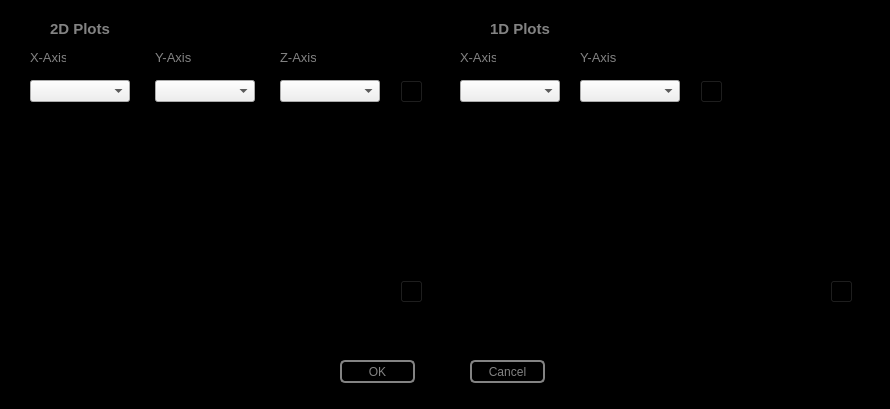
This is plotSetup.ui in PolshynLab/Data-Vault-Plotter as Qt 5 draws it before an edit. The edited form follows.
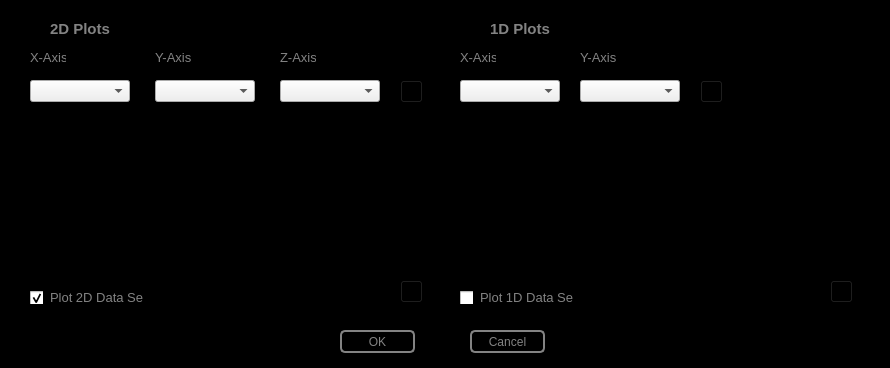
This is the edited form. Icons and pictures are not drawn.

What changed in the file:
```diff
--- a/plotSetup.ui
+++ b/plotSetup.ui
@@ -7,7 +7,7 @@
     <x>0</x>
     <y>0</y>
     <width>890</width>
-    <height>409</height>
+    <height>368</height>
    </rect>
   </property>
   <property name="contextMenuPolicy">
@@ -203,7 +203,7 @@
    <property name="geometry">
     <rect>
      <x>340</x>
-     <y>360</y>
+     <y>330</y>
      <width>75</width>
      <height>23</height>
     </rect>
@@ -227,24 +227,24 @@
     <string>OK</string>
    </property>
   </widget>
-  <widget class="QPushButton" name="cancel">
+  <widget class="QPushButton" name="cancelBtn">
    <property name="geometry">
     <rect>
      <x>470</x>
-     <y>360</y>
+     <y>330</y>
      <width>75</width>
      <height>23</height>
     </rect>
    </property>
    <property name="styleSheet">
-    <string notr="true">QPushButton:pressed#cancel{
+    <string notr="true">QPushButton:pressed#cancelBtn{
 color:black;
 background-color:rgb(131,131,131);
 border: 2px solid rgb(131,131,131);
 border-radius: 5px
 }
 
-QPushButton#cancel{
+QPushButton#cancelBtn{
 color:rgb(131,131,131);
 background-color:black;
 border: 2px solid rgb(131,131,131);
@@ -387,6 +387,73 @@
     <string/>
    </property>
   </widget>
+  <widget class="QCheckBox" name="plt2DSetBox">
+   <property name="geometry">
+    <rect>
+     <x>30</x>
+     <y>291</y>
+     <width>13</width>
+     <height>13</height>
+    </rect>
+   </property>
+   <property name="text">
+    <string/>
+   </property>
+   <property name="iconSize">
+    <size>
+     <width>50</width>
+     <height>50</height>
+    </size>
+   </property>
+   <property name="checked">
+    <bool>true</bool>
+   </property>
+  </widget>
+  <widget class="QCheckBox" name="plt1DSetBox">
+   <property name="geometry">
+    <rect>
+     <x>460</x>
+     <y>291</y>
+     <width>13</width>
+     <height>13</height>
+    </rect>
+   </property>
+   <property name="text">
+    <string/>
+   </property>
+   <property name="iconSize">
+    <size>
+     <width>50</width>
+     <height>50</height>
+    </size>
+   </property>
+  </widget>
+  <widget class="QLabel" name="plt2DSetLbl">
+   <property name="geometry">
+    <rect>
+     <x>50</x>
+     <y>290</y>
+     <width>93</width>
+     <height>16</height>
+    </rect>
+   </property>
+   <property name="text">
+    <string>&lt;html&gt;&lt;head/&gt;&lt;body&gt;&lt;p&gt;&lt;span style=&quot; font-size:10pt; color:#838383;&quot;&gt;Plot 2D Data Set&lt;/span&gt;&lt;/p&gt;&lt;/body&gt;&lt;/html&gt;</string>
+   </property>
+  </widget>
+  <widget class="QLabel" name="plt1DSetLbl">
+   <property name="geometry">
+    <rect>
+     <x>480</x>
+     <y>290</y>
+     <width>93</width>
+     <height>16</height>
+    </rect>
+   </property>
+   <property name="text">
+    <string>&lt;html&gt;&lt;head/&gt;&lt;body&gt;&lt;p&gt;&lt;span style=&quot; font-size:10pt; color:#838383;&quot;&gt;Plot 1D Data Set&lt;/span&gt;&lt;/p&gt;&lt;/body&gt;&lt;/html&gt;</string>
+   </property>
+  </widget>
  </widget>
  <resources>
   <include location="Resources/dvPlotterResources.qrc"/>
```
